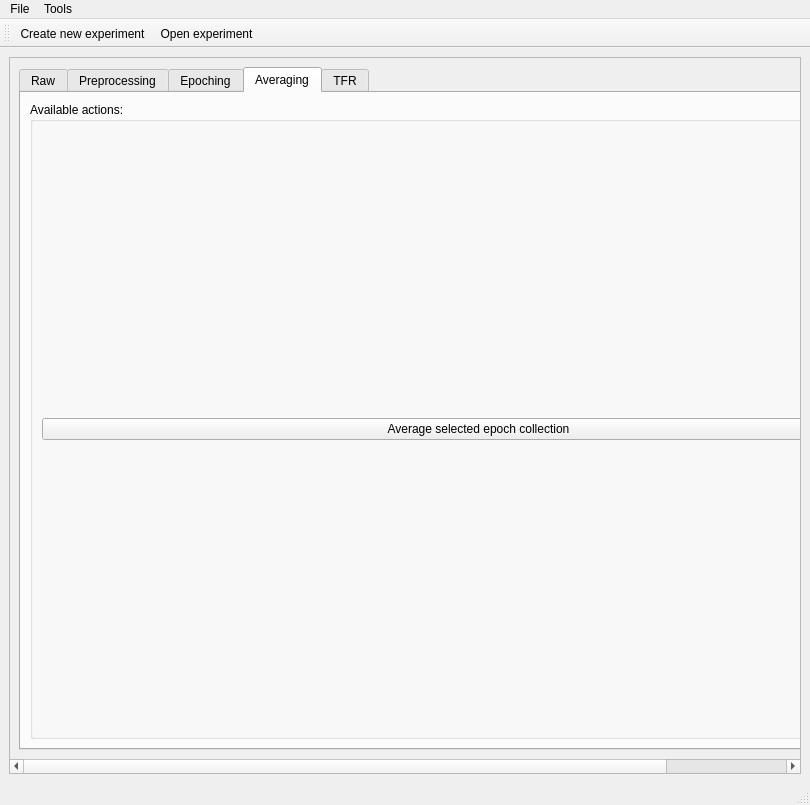
The window that hoksotin/ui/qt4Designer/UIehdotus12.ui (cibr-jyu/meggie) describes before a commit, drawn with Qt 5.
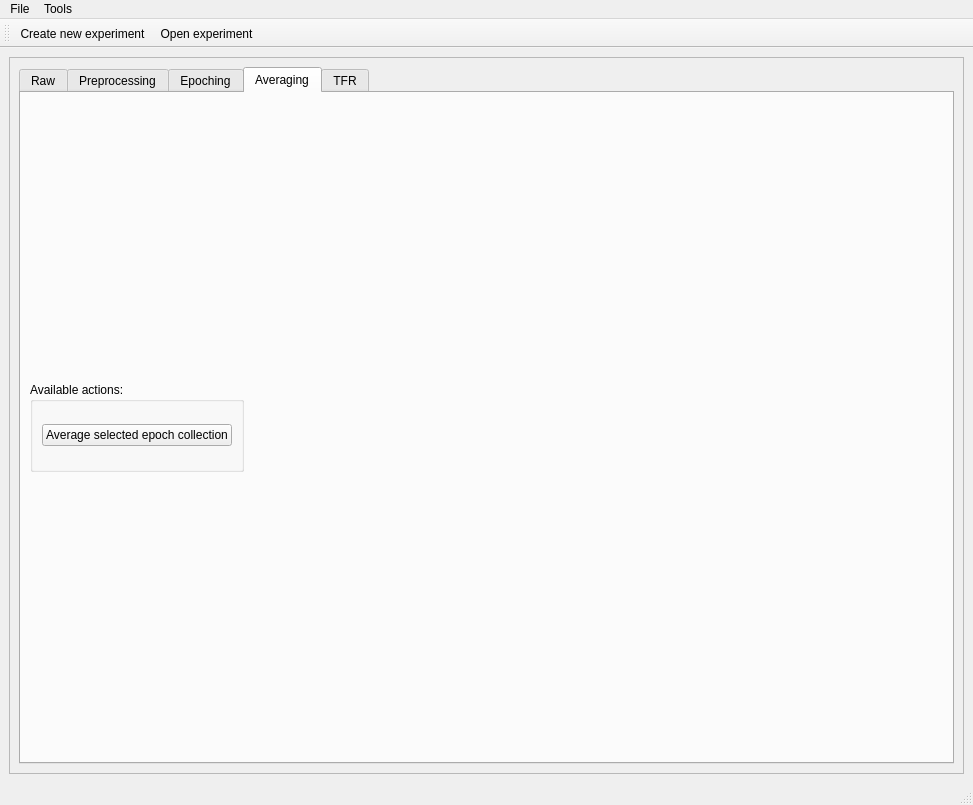
The same window after the commit. The open tabs and pages were chosen to show the change.

Commit message: Järkevämmin toimiva pääikkuna

```diff
--- a/hoksotin/ui/qt4Designer/UIehdotus12.ui
+++ b/hoksotin/ui/qt4Designer/UIehdotus12.ui
@@ -6,7 +6,7 @@
    <rect>
     <x>0</x>
     <y>0</y>
-    <width>810</width>
+    <width>973</width>
     <height>805</height>
    </rect>
   </property>
@@ -37,8 +37,8 @@
         <rect>
          <x>0</x>
          <y>0</y>
-         <width>937</width>
-         <height>694</height>
+         <width>951</width>
+         <height>709</height>
         </rect>
        </property>
        <property name="minimumSize">
@@ -645,12 +645,24 @@
              <layout class="QGridLayout" name="gridLayout_8">
               <item row="0" column="0">
                <widget class="QGroupBox" name="groupBoxAvailableAveraging">
+                <property name="maximumSize">
+                 <size>
+                  <width>500</width>
+                  <height>90</height>
+                 </size>
+                </property>
                 <property name="title">
                  <string>Available actions:</string>
                 </property>
                 <layout class="QGridLayout" name="gridLayout_11">
                  <item row="0" column="0">
                   <widget class="QPushButton" name="pushButtonAverage">
+                   <property name="maximumSize">
+                    <size>
+                     <width>10000</width>
+                     <height>16777215</height>
+                    </size>
+                   </property>
                    <property name="text">
                     <string>Average selected epoch collection</string>
                    </property>
@@ -659,6 +671,19 @@
                 </layout>
                </widget>
               </item>
+              <item row="0" column="1">
+               <spacer name="horizontalSpacer_6">
+                <property name="orientation">
+                 <enum>Qt::Horizontal</enum>
+                </property>
+                <property name="sizeHint" stdset="0">
+                 <size>
+                  <width>40</width>
+                  <height>20</height>
+                 </size>
+                </property>
+               </spacer>
+              </item>
              </layout>
             </widget>
             <widget class="QWidget" name="tabTFR">
@@ -710,7 +735,7 @@
     <rect>
      <x>0</x>
      <y>0</y>
-     <width>810</width>
+     <width>973</width>
      <height>23</height>
     </rect>
    </property>
```
Left out of the diff: 32 changed lines with no effect on the pictures. The commit also changes 1 other file.
